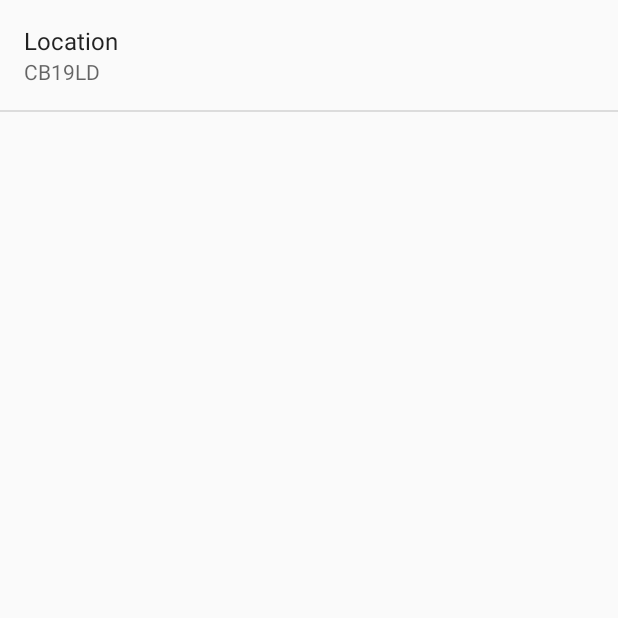
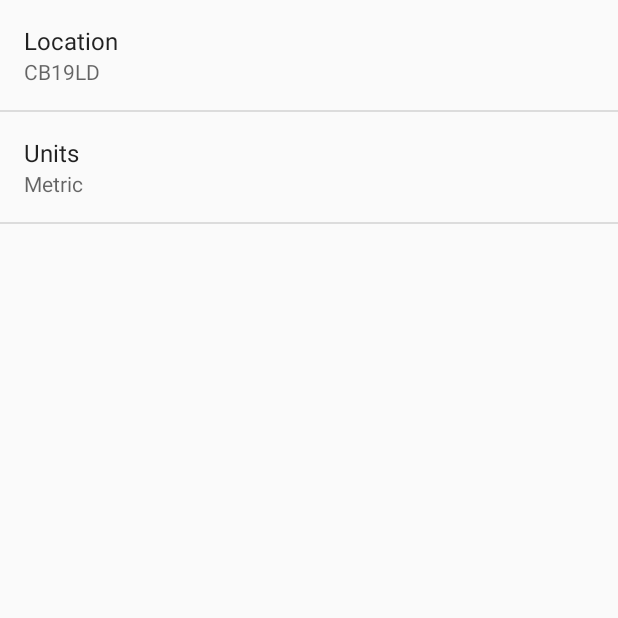
Before and after one commit to Buntworthy/Sunshine, an Android app: the SettingsActivity screen opened directly, with no data from a screen before it, on a phone screen of 412 x 824 dp, the top half of it. Run offline under Robolectric (Android 15) with nearby library versions, the phone set to English and light mode, and no system bars.

Commit message:
Added units settings

```diff
--- a/app/src/main/java/com/cutsquash/sunshine/app/SettingsActivity.java
+++ b/app/src/main/java/com/cutsquash/sunshine/app/SettingsActivity.java
@@ -28,6 +28,7 @@ public class SettingsActivity extends PreferenceActivity
         // For all preferences, attach an OnPreferenceChangeListener so the UI summary can be
         // updated when the preference changes.
         bindPreferenceSummaryToValue(findPreference(getString(R.string.pref_location_key)));
+        bindPreferenceSummaryToValue(findPreference(getString(R.string.pref_units_key)));
     }
 
     /**
--- /dev/null
+++ b/app/src/main/res/values/arrays.xml
@@ -0,0 +1,14 @@
+<?xml version="1.0" encoding="utf-8"?>
+<resources>
+
+    <string-array name="pref_units_options">
+        <item>@string/pref_units_label_metric</item>
+        <item>@string/pref_units_label_imperial</item>
+    </string-array>
+
+    <string-array name="pref_units_values">
+        <item>@string/pref_units_metric</item>
+        <item>@string/pref_units_imperial</item>
+    </string-array>
+
+</resources>
--- a/app/src/main/res/values/strings.xml
+++ b/app/src/main/res/values/strings.xml
@@ -8,4 +8,12 @@
     <string name="pref_location_label">Location</string>
     <string name="pref_location_key">location</string>
     <string name="pref_location_default">CB19LD</string>
+
+    <string name="pref_units_key">units</string>
+    <string name="pref_selectUnits">Select units</string>
+    <string name="pref_units_label_metric">Metric</string>
+    <string name="pref_units_label_imperial">Imperial</string>
+    <string name="pref_units_metric">metric</string>
+    <string name="pref_units_imperial">imperial</string>
+
 </resources>
--- a/app/src/main/res/xml/pref_general.xml
+++ b/app/src/main/res/xml/pref_general.xml
@@ -10,4 +10,13 @@
         android:inputType="text"
         android:singleLine="true" />
 
+    <ListPreference
+        android:title="Units"
+        android:key="@string/pref_units_key"
+
+        android:dialogTitle="@string/pref_selectUnits"
+        android:entries="@array/pref_units_options"
+        android:entryValues="@array/pref_units_values"
+        android:defaultValue="@string/pref_units_metric" />
+
 </PreferenceScreen>
```
Also changed, not shown: app/src/main/java/com/cutsquash/sunshine/app/ForecastFragment.java (+14 -2 lines).
